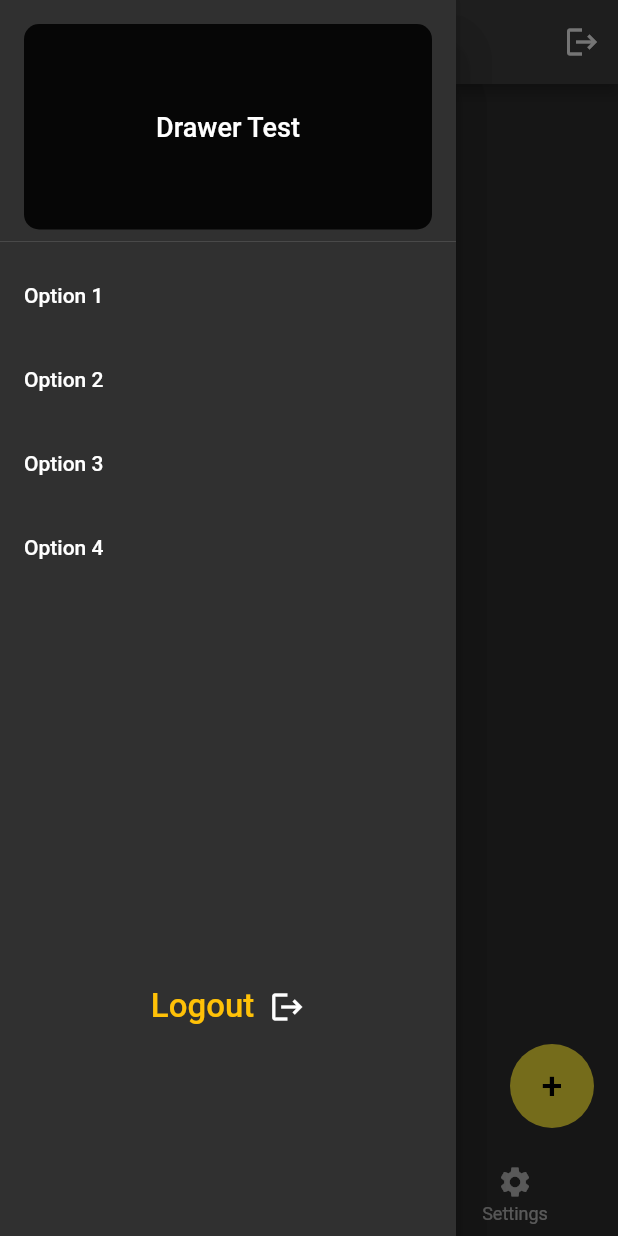
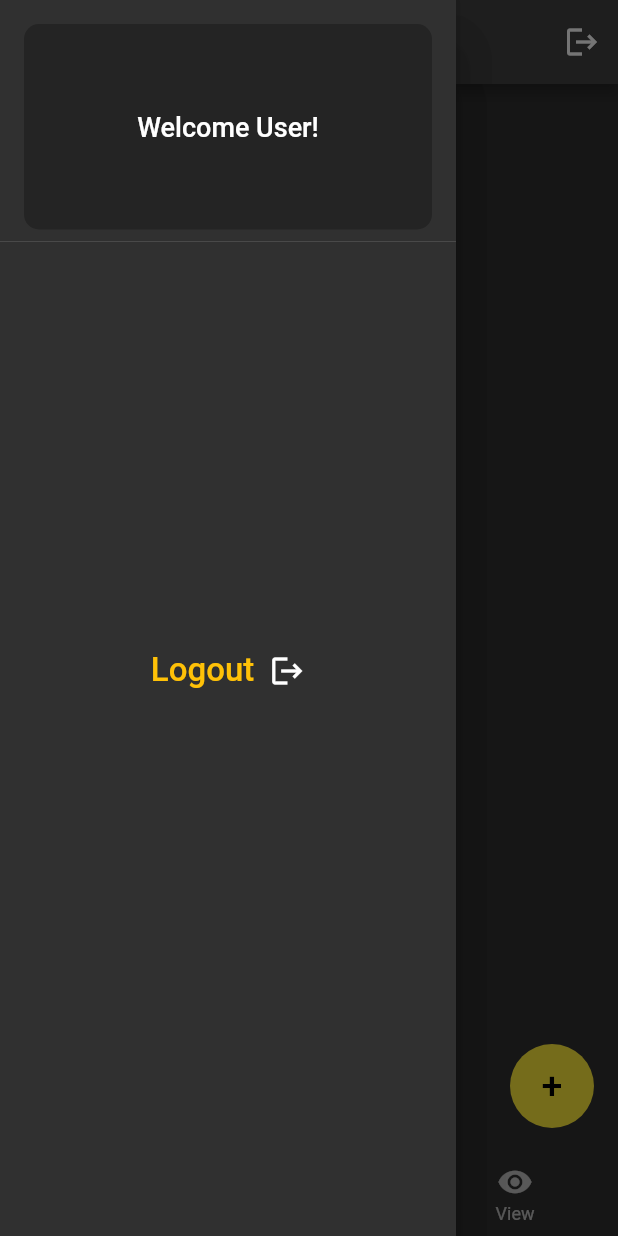
Before and after one commit to TITAN017/Notes_App, a Flutter app: the screen it shows once a user with an empty profile is signed in, with the side drawer open, on a phone screen of 412 x 824 dp. Run offline on Flutter 3.47's test engine with Material 2 defaults, Android fonts, the phone set to English and light mode, and no system bars; our stand-ins replace cloud_firestore, firebase_auth, firebase_core, flutter_spinkit, google_fonts; accounts and stored records are empty; Roboto replaces fonts that are missing (Acme).

Commit message:
Final App

```diff
--- a/lib/screens/home/actions.dart
+++ b/lib/screens/home/actions.dart
@@ -107,7 +107,7 @@ class Act {
                       letterSpacing: 1,
                     ),
                     onChanged: (val) {
-                      print(val);
+                      //print(val);
                       priority = val;
                     },
                   ),
--- a/lib/screens/home/homepage.dart
+++ b/lib/screens/home/homepage.dart
@@ -6,6 +6,7 @@ import 'package:flutter/material.dart';
 import 'package:notes/models/notes.dart';
 import 'package:notes/screens/home/actions.dart';
 import 'package:notes/screens/home/notesList.dart';
+import 'package:notes/screens/home/notesListSide.dart';
 import 'package:notes/services/auth.dart';
 import 'package:notes/services/database.dart';
 import 'package:notes/utils/app_drawer.dart';
@@ -94,7 +95,9 @@ class _HomePageState extends State<HomePage> {
             ],
           ),
         ),*/
-            NotesList(page: _bottomBarIndex),
+            _bottomBarIndex == 2
+                ? NotesListSide()
+                : NotesList(page: _bottomBarIndex),
         floatingActionButton: FloatingActionButton(
           backgroundColor: Colors.yellow,
           elevation: 0,
@@ -130,8 +133,8 @@ class _HomePageState extends State<HomePage> {
               label: 'Favourite',
             ),
             BottomNavigationBarItem(
-              icon: Icon(Icons.settings),
-              label: 'Settings',
+              icon: Icon(Icons.remove_red_eye),
+              label: 'View',
             ),
           ],
         ),
--- a/lib/utils/app_drawer.dart
+++ b/lib/utils/app_drawer.dart
@@ -20,7 +20,7 @@ class AppDrawer extends StatelessWidget {
               height: 50,
               child: Center(
                 child: Text(
-                  'Drawer Test',
+                  'Welcome User!',
                   style: GoogleFonts.acme(
                     color: Colors.white,
                     fontSize: 18,
@@ -29,26 +29,9 @@ class AppDrawer extends StatelessWidget {
               ),
               decoration: BoxDecoration(
                 borderRadius: BorderRadius.circular(10),
-                color: Colors.black87,
+                color: Colors.black26,
               ),
             ),
-          ),
-          ListTile(
-            title: Text('Option 1'),
-            onTap: () {},
-            minVerticalPadding: 5,
-          ),
-          ListTile(
-            title: Text('Option 2'),
-            onTap: () {},
-          ),
-          ListTile(
-            title: Text('Option 3'),
-            onTap: () {},
-          ),
-          ListTile(
-            title: Text('Option 4'),
-            onTap: () {},
           ),
           SizedBox(
             height: 250,
```
Also changed, not shown: lib/screens/home/notesListSide.dart (added, +46 -0 lines), lib/utils/priorityListView.dart (added, +50 -0 lines).
